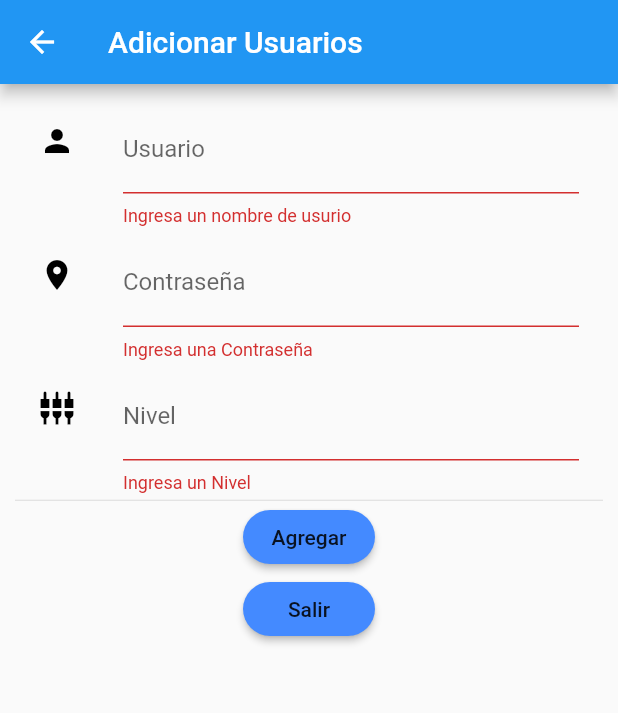
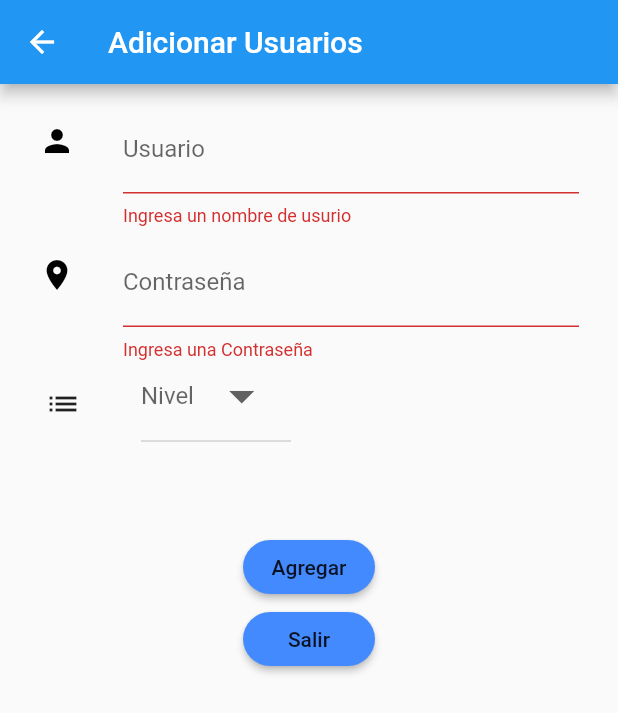
Before and after one commit to codigoalphacol/tiendaFlutterMysql, a Flutter app: the AddData screen opened directly, after a tap on "Agregar", on a phone screen of 412 x 824 dp. Shown: the top 713 px of the screen. Run offline on Flutter 3.47's test engine with Material 2 defaults, Android fonts, the phone set to English and light mode, and no system bars.

Commit message:
Update registroUsuarios.dart
add DropdownButton select list level for example sales, admin...

```diff
--- a/lib/pages/registroUsuarios.dart
+++ b/lib/pages/registroUsuarios.dart
@@ -9,7 +9,7 @@ class AddData extends StatefulWidget {
 class _AddDataState extends State<AddData> {
   TextEditingController controllerUsername = new TextEditingController();
   TextEditingController controllerPassword = new TextEditingController();
-  TextEditingController controllerNivel = new TextEditingController();
+  //TextEditingController controllerNivel = new TextEditingController();
 
   var _formKey = GlobalKey<FormState>();
 
@@ -19,9 +19,13 @@ class _AddDataState extends State<AddData> {
     http.post(url, body: {
       "username": controllerUsername.text,
       "password": controllerPassword.text,
-      "nivel": controllerNivel.text
+      "nivel": _mySelection.toString(), //aqui traemos el DropdownMenuItem lo llamamos _mySelection este es como el controller
+      //"nivel": controllerNivel.text
     });
   }
+
+  String _mySelection;
+  List<Map> _myJson = [{"id":0,"name":"ventas"},{"id":1,"name":"admin"}];
 
   @override
   Widget build(BuildContext context) {
@@ -61,21 +65,45 @@ class _AddDataState extends State<AddData> {
                       ),
                     ),
                   ),
-                  new ListTile(
-                    leading: const Icon(Icons.settings_input_component, color: Colors.black),
-                    title: new TextFormField(
-                      controller: controllerNivel,
-                          validator: (value) {
-                            if (value.isEmpty) return "Ingresa un Nivel";
-                          },
-                      decoration: new InputDecoration(
-                        hintText: "Nivel", labelText: "Nivel",
-                      ),
-                    ),
-                  ),
-                  const Divider(
-                    height: 1.0,
-                  ),
+                 Row(
+                   children: <Widget>[
+                     new Container(
+                       margin: EdgeInsets.only(left: 20.0),
+                        child: Icon(Icons.list),
+                     ),
+                     VerticalDivider(width: 40.0,),
+                     new Container(
+                       //margin: EdgeInsets.only(right: 80.0),
+                       height: 50.0,
+                       width: 100.0,
+                      child: new DropdownButton<String>(
+                            isDense: true,
+                            hint: new Text("Nivel"),
+                            iconSize: 40.0,
+                            elevation: 10,
+                            value: _mySelection,
+                            onChanged: (String newValue) {
+                              setState(() {
+                                _mySelection = newValue;
+                              });
+                              print (_mySelection);
+                            },
+                            items: _myJson.map((Map map) {
+                              return new DropdownMenuItem<String>(
+                                //value: map["id"].toString(),
+                                value: map["name"].toString(),
+                                child: new Text(
+                                  map["name"],
+                                ),
+                              );
+                            }).toList(),
+                         ),
+                     ),
+                   ],
+                 ),
+                  new Padding(
+                   padding: const EdgeInsets.all(30.0),
+                 ),
                   new RaisedButton(
                     child: new Text("Agregar"),
                     color: Colors.blueAccent,
```
